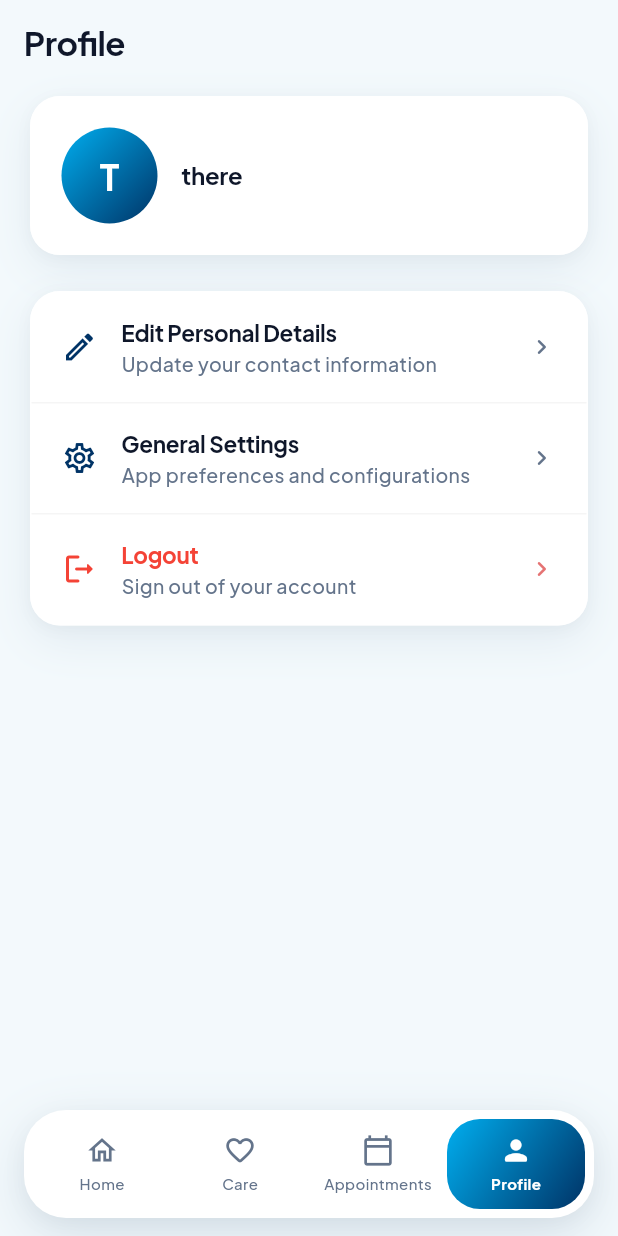
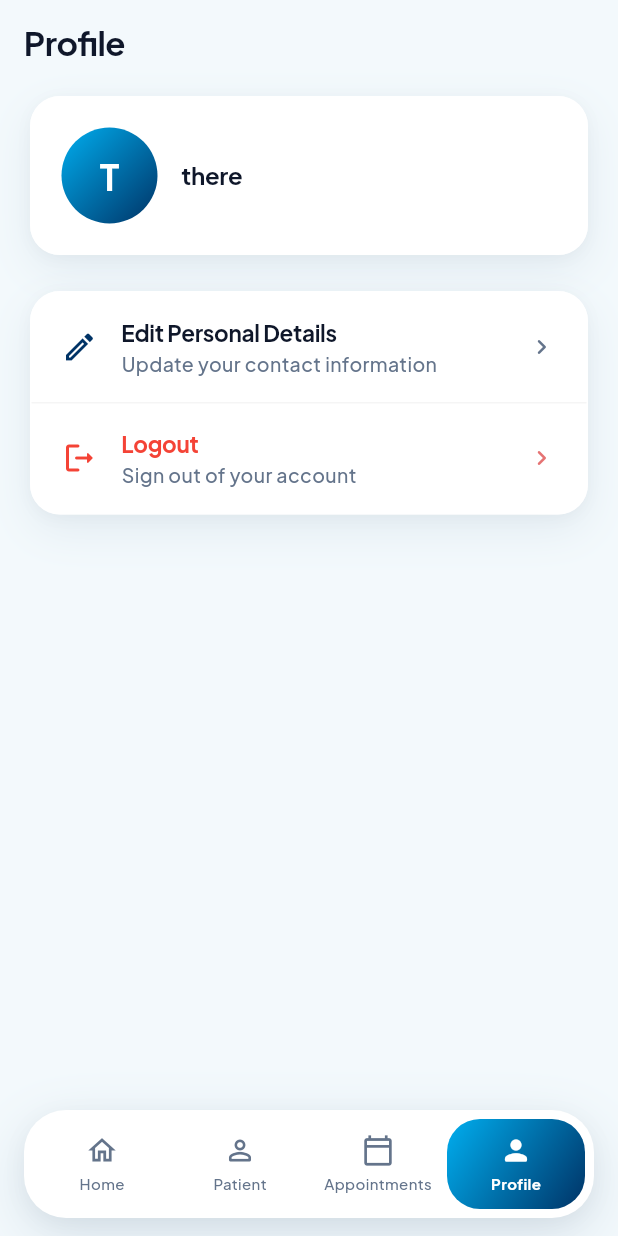
Before and after one commit to madhuri390/clinicapp, a Flutter app: the PatientMainShell screen opened directly, item 4 of the bottom bar chosen, on a phone screen of 412 x 824 dp. Run offline on Flutter 3.47's test engine with Material 3 defaults, Android fonts, the phone set to English and light mode, and no system bars; our stand-ins replace flutter_dotenv, google_fonts, pdf, printing, shared_preferences, supabase_flutter; accounts and stored records are empty.

Commit message:
More changes

```diff
--- a/lib/screens/patient_main_shell.dart
+++ b/lib/screens/patient_main_shell.dart
@@ -179,9 +179,9 @@ class _PatientBottomNav extends StatelessWidget {
   static const _items = [
     (icon: Icons.home_outlined, activeIcon: Icons.home_rounded, label: 'Home'),
     (
-      icon: Icons.favorite_border_rounded,
-      activeIcon: Icons.favorite_rounded,
-      label: 'Care',
+      icon: Icons.person_outline_rounded,
+      activeIcon: Icons.person_rounded,
+      label: 'Patient',
     ),
     (
       icon: Icons.calendar_today_outlined,
--- a/lib/screens/patient_portal_profile_screen.dart
+++ b/lib/screens/patient_portal_profile_screen.dart
@@ -1,15 +1,22 @@
 import 'package:flutter/material.dart';
 import 'package:google_fonts/google_fonts.dart';
 
+import '../repositories/patient_repository.dart';
 import '../services/app_role_service.dart';
 import '../services/auth_service.dart';
 import '../services/patient_session.dart';
 import '../theme/patient_portal_theme.dart';
 import 'login_screen.dart';
+import 'patient_form_screen.dart';
 
-class PatientPortalProfileScreen extends StatelessWidget {
+class PatientPortalProfileScreen extends StatefulWidget {
   const PatientPortalProfileScreen({super.key});
 
+  @override
+  State<PatientPortalProfileScreen> createState() => _PatientPortalProfileScreenState();
+}
+
+class _PatientPortalProfileScreenState extends State<PatientPortalProfileScreen> {
   @override
   Widget build(BuildContext context) {
     final patient = PatientSession.linked;
@@ -107,18 +114,34 @@ class PatientPortalProfileScreen extends StatelessWidget {
             icon: Icons.edit_outlined,
             title: 'Edit Personal Details',
             subtitle: 'Update your contact information',
-            onTap: () => ScaffoldMessenger.of(context).showSnackBar(
-              const SnackBar(content: Text('Edit details coming soon')),
-            ),
-          ),
-          Divider(height: 1, color: Colors.grey.withValues(alpha: 0.1)),
-          _SettingsTile(
-            icon: Icons.settings_outlined,
-            title: 'General Settings',
-            subtitle: 'App preferences and configurations',
-            onTap: () => ScaffoldMessenger.of(context).showSnackBar(
-              const SnackBar(content: Text('General Settings coming soon')),
-            ),
+            onTap: () async {
+              final patient = PatientSession.linked;
+              if (patient == null) return;
+
+              final didUpdate = await Navigator.of(context).push<bool>(
+                MaterialPageRoute(
+                  builder: (_) => PatientFormScreen(
+                    initialPatient: patient,
+                    appBarTitle: 'Edit Personal Details',
+                  ),
+                ),
+              );
+
+              if (didUpdate == true) {
+                // Fetch updated patient and refresh session
+                final repo = PatientRepository();
+                final updated = await repo.getById(patient.id);
+                if (updated != null) {
+                  final name = updated.fullName.isNotEmpty ? updated.fullName : updated.firstName;
+                  PatientSession.setPortal(
+                    patientId: updated.id,
+                    displayName: name,
+                    patient: updated,
+                  );
+                  if (mounted) setState(() {});
+                }
+              }
+            },
           ),
           Divider(height: 1, color: Colors.grey.withValues(alpha: 0.1)),
           _SettingsTile(
```
